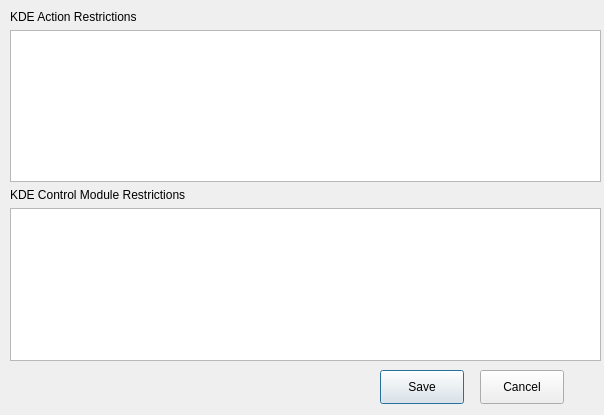
Qt form src/kderestrictions.ui (KDE/confine) before a commit.
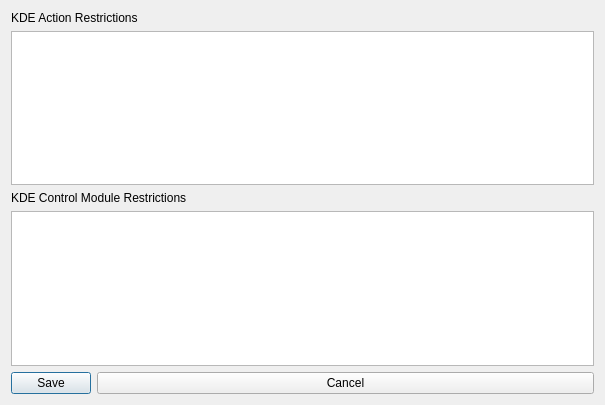
The same form after that commit.

Commit message: minor gui logic and translations bugs fixed

```diff
--- a/src/kderestrictions.ui
+++ b/src/kderestrictions.ui
@@ -6,8 +6,8 @@
    <rect>
     <x>0</x>
     <y>0</y>
-    <width>604</width>
-    <height>415</height>
+    <width>605</width>
+    <height>405</height>
    </rect>
   </property>
   <property name="sizePolicy">
@@ -19,41 +19,8 @@
   <property name="windowTitle">
    <string>KDE Restrictions</string>
   </property>
-  <widget class="QPushButton" name="saveButton">
-   <property name="geometry">
-    <rect>
-     <x>380</x>
-     <y>370</y>
-     <width>84</width>
-     <height>34</height>
-    </rect>
-   </property>
-   <property name="text">
-    <string>Save</string>
-   </property>
-  </widget>
-  <widget class="QPushButton" name="cancelButton">
-   <property name="geometry">
-    <rect>
-     <x>480</x>
-     <y>370</y>
-     <width>84</width>
-     <height>34</height>
-    </rect>
-   </property>
-   <property name="text">
-    <string>Cancel</string>
-   </property>
-  </widget>
-  <widget class="QWidget" name="verticalLayoutWidget">
-   <property name="geometry">
-    <rect>
-     <x>10</x>
-     <y>10</y>
-     <width>591</width>
-     <height>351</height>
-    </rect>
-   </property>
+  <layout class="QGridLayout" name="gridLayout">
+   <item row="0" column="0">
    <layout class="QVBoxLayout" name="verticalLayout">
     <item>
      <widget class="QLabel" name="label">
@@ -83,7 +50,32 @@
      <widget class="QListWidget" name="modulRestrictionSets"/>
     </item>
    </layout>
-  </widget>
+   </item>
+   <item row="1" column="0">
+    <layout class="QFormLayout" name="formLayout">
+     <property name="labelAlignment">
+      <set>Qt::AlignRight|Qt::AlignTrailing|Qt::AlignVCenter</set>
+     </property>
+     <property name="formAlignment">
+      <set>Qt::AlignRight|Qt::AlignTop|Qt::AlignTrailing</set>
+     </property>
+     <item row="0" column="0">
+      <widget class="QPushButton" name="saveButton">
+       <property name="text">
+        <string>Save</string>
+       </property>
+      </widget>
+     </item>
+     <item row="0" column="1">
+      <widget class="QPushButton" name="cancelButton">
+       <property name="text">
+        <string>Cancel</string>
+       </property>
+      </widget>
+     </item>
+    </layout>
+   </item>
+  </layout>
  </widget>
  <resources/>
  <connections/>
```
Lines whose indentation alone changed are shown as unchanged. The commit also changes 2 other files.
